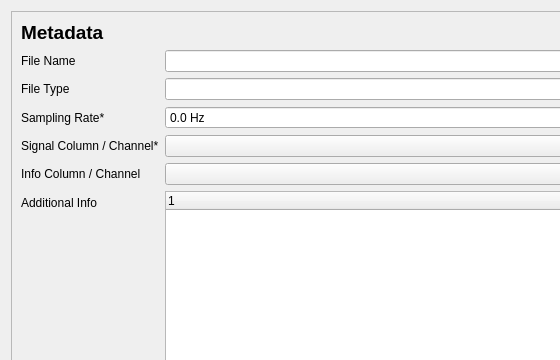
Before: the Qt Designer form signal_editor/ui/dialog_metadata.ui in fred-kr/signal-editor-v2, drawn with Qt 5; both pictures show x 0 to 560 and y 0 to 360 of the 653 by 772 pixel window.
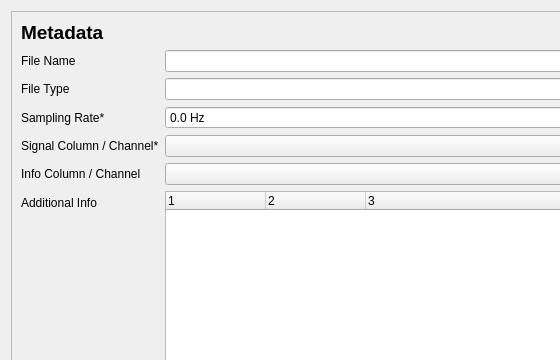
After: the same form once the commit is applied. Custom widgets are drawn as their Qt base class.

Commit message: Add model for dataframe, replace some custom types with enums

What changed in the file:
```diff
--- a/signal_editor/ui/dialog_metadata.ui
+++ b/signal_editor/ui/dialog_metadata.ui
@@ -139,17 +139,33 @@
            </item>
            <item row="5" column="1">
             <widget class="DataTreeWidget" name="data_tree_widget_additional_info">
+             <property name="sizeAdjustPolicy">
+              <enum>QAbstractScrollArea::AdjustToContentsOnFirstShow</enum>
+             </property>
              <property name="editTriggers">
               <set>QAbstractItemView::NoEditTriggers</set>
              </property>
              <property name="showDropIndicator" stdset="0">
               <bool>false</bool>
              </property>
+             <property name="columnCount">
+              <number>3</number>
+             </property>
              <column>
               <property name="text">
                <string notr="true">1</string>
               </property>
              </column>
+             <column>
+              <property name="text">
+               <string notr="true">2</string>
+              </property>
+             </column>
+             <column>
+              <property name="text">
+               <string notr="true">3</string>
+              </property>
+             </column>
             </widget>
            </item>
           </layout>
```
The commit also changes 20 other files.
